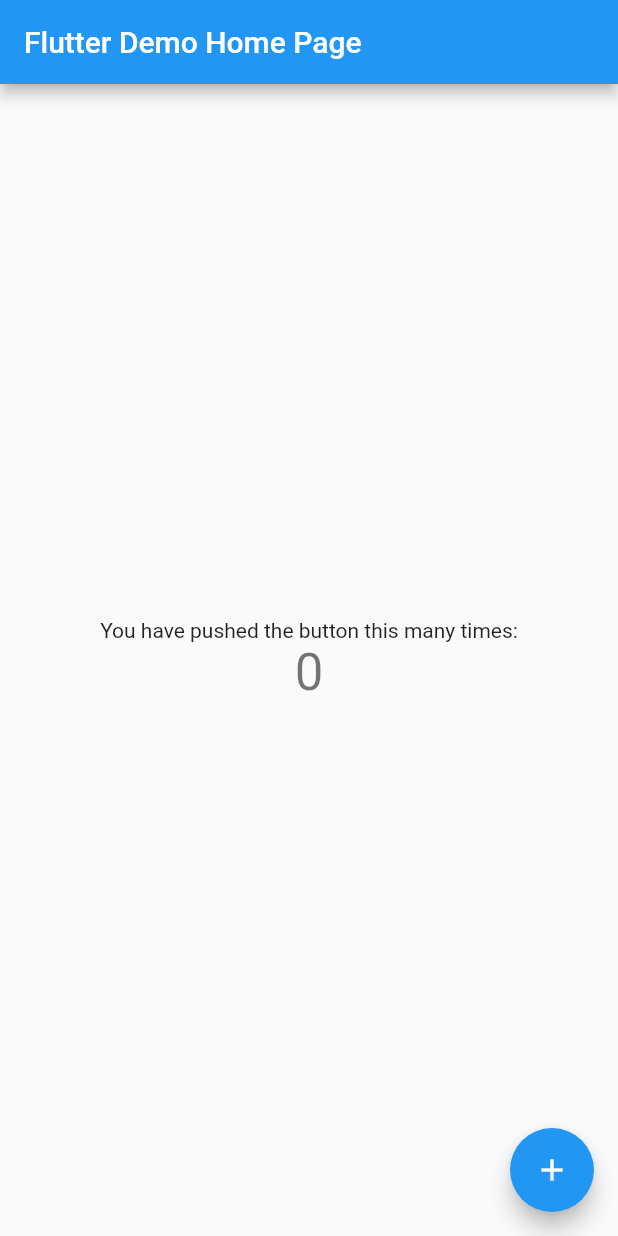
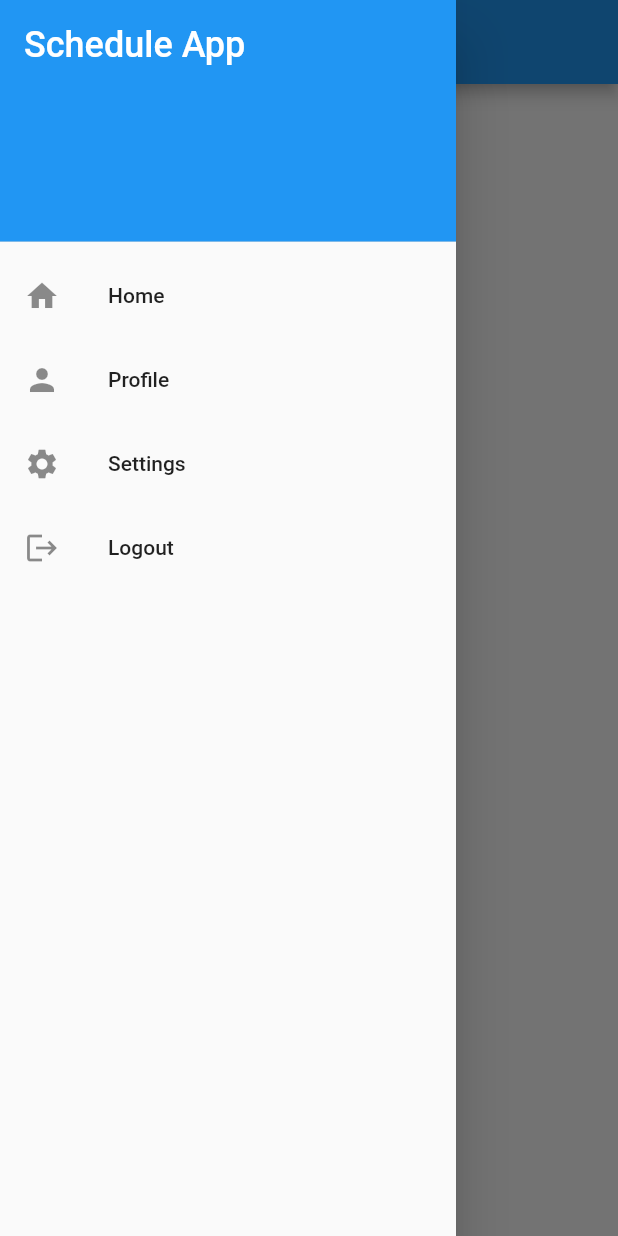
Before and after one commit to dauleduc2/schedule-app-fe, a Flutter app: the screen it shows after launch, with the side drawer open (before the commit the screen has no drawer), on a phone screen of 412 x 824 dp. Run offline on Flutter 3.47's test engine with Material 2 defaults, Android fonts, the phone set to English and light mode, and no system bars.

Commit message:
add - drawer

```diff
--- /dev/null
+++ b/lib/core/constants/UI.dart
@@ -0,0 +1,13 @@
+import 'package:flutter/material.dart';
+
+List<Map<String, dynamic>> drawer_user_selections = [
+  {'text': 'Home', 'icon': Icons.home},
+  {'text': 'Profile', 'icon': Icons.person},
+  {'text': 'Settings', 'icon': Icons.settings},
+  {'text': 'Logout', 'icon': Icons.logout},
+];
+List<Map<String, dynamic>> drawer_guess_selections = [
+  {'text': 'Home', 'icon': Icons.home},
+  {'text': 'Settings', 'icon': Icons.settings},
+  {'text': 'Login', 'icon': Icons.login},
+];
--- /dev/null
+++ b/lib/core/model/image.dart
@@ -0,0 +1,6 @@
+class ImageUrl {
+  String id;
+  String url;
+
+  ImageUrl({required this.id, required this.url});
+}
--- /dev/null
+++ b/lib/core/model/user.dart
@@ -0,0 +1,14 @@
+class User {
+  String id;
+  String name;
+  String username;
+  String password;
+  String email;
+
+  User(
+      {required this.id,
+      required this.name,
+      required this.username,
+      required this.password,
+      required this.email});
+}
--- /dev/null
+++ b/lib/core/providers/user.provider.dart
@@ -0,0 +1,14 @@
+import 'package:flutter/cupertino.dart';
+import 'package:schedule_app_fe/core/model/user.dart';
+
+final defaultUser = User(
+    email: 'dauleduc2@gmail.com',
+    id: '1',
+    name: 'Duc Dauuu',
+    password: '111',
+    username: 'dauleduc2');
+
+class UserProvider extends ChangeNotifier {
+  User _currentUser = defaultUser;
+  bool isLogin = true;
+}
--- a/lib/main.dart
+++ b/lib/main.dart
@@ -1,8 +1,24 @@
-import 'package:flutter/material.dart';
+import 'package:flutter/material.dart'
+    show
+        AppBar,
+        BuildContext,
+        Colors,
+        MaterialApp,
+        Scaffold,
+        StatelessWidget,
+        Text,
+        ThemeData,
+        Widget,
+        ElevatedButton,
+        Navigator,
+        runApp;
+import 'package:provider/provider.dart'
+    show ChangeNotifierProvider, MultiProvider, Consumer;
+import 'package:schedule_app_fe/core/providers/user.provider.dart'
+    show UserProvider;
+import 'package:schedule_app_fe/widgets/drawer/index.dart' show CDrawer;
 
-void main() {
-  runApp(const MyApp());
-}
+void main() => runApp(const MyApp());
 
 class MyApp extends StatelessWidget {
   const MyApp({super.key});
@@ -10,106 +26,30 @@
   // This widget is the root of your application.
   @override
   Widget build(BuildContext context) {
-    return MaterialApp(
-      title: 'Flutter Demo',
-      theme: ThemeData(
-        // This is the theme of your application.
-        //
-        // Try running your application with "flutter run". You'll see the
-        // application has a blue toolbar. Then, without quitting the app, try
-        // changing the primarySwatch below to Colors.green and then invoke
-        // "hot reload" (press "r" in the console where you ran "flutter run",
-        // or simply save your changes to "hot reload" in a Flutter IDE).
-        // Notice that the counter didn't reset back to zero; the application
-        // is not restarted.
-        primarySwatch: Colors.blue,
-      ),
-      home: const MyHomePage(title: 'Flutter Demo Home Page'),
-    );
+    return MultiProvider(
+        providers: [ChangeNotifierProvider(create: (ctx) => UserProvider())],
+        child: MaterialApp(
+          title: 'Flutter Demo',
+          theme: ThemeData(
+            primarySwatch: Colors.blue,
+          ),
+          home: Consumer<UserProvider>(
+            builder: (context, value, child) => Scaffold(
+                appBar: AppBar(
+                    title: const Text('Schedule App'), actions: const []),
+                drawer: const CDrawer(),
+                body: value.isLogin
+                    ? ElevatedButton(
+                        onPressed: () {
+                          Navigator.pushNamed(context, '/test');
+                        },
+                        child: Text('Logged'))
+                    : const Text('Not login yet')),
+          ),
+          routes: {
+            '/test': (context) => const Text('route /'),
+            '/login': (context) => const Text('route /login')
+          },
+        ));
   }
 }
-
-class MyHomePage extends StatefulWidget {
-  const MyHomePage({super.key, required this.title});
-
-  // This widget is the home page of your application. It is stateful, meaning
-  // that it has a State object (defined below) that contains fields that affect
-  // how it looks.
-
-  // This class is the configuration for the state. It holds the values (in this
-  // case the title) provided by the parent (in this case the App widget) and
-  // used by the build method of the State. Fields in a Widget subclass are
-  // always marked "final".
-
-  final String title;
-
-  @override
-  State<MyHomePage> createState() => _MyHomePageState();
-}
-
-class _MyHomePageState extends State<MyHomePage> {
-  int _counter = 0;
-
-  void _incrementCounter() {
-    setState(() {
-      // This call to setState tells the Flutter framework that something has
-      // changed in this State, which causes it to rerun the build method below
-      // so that the display can reflect the updated values. If we changed
-      // _counter without calling setState(), then the build method would not be
-      // called again, and so nothing would appear to happen.
-      _counter++;
-    });
-  }
-
-  @override
-  Widget build(BuildContext context) {
-    // This method is rerun every time setState is called, for instance as done
-    // by the _incrementCounter method above.
-    //
-    // The Flutter framework has been optimized to make rerunning build methods
-    // fast, so that you can just rebuild anything that needs updating rather
-    // than having to individually change instances of widgets.
-    return Scaffold(
-      appBar: AppBar(
-        // Here we take the value from the MyHomePage object that was created by
-        // the App.build method, and use it to set our appbar title.
-        title: Text(widget.title),
-      ),
-      body: Center(
-        // Center is a layout widget. It takes a single child and positions it
-        // in the middle of the parent.
-        child: Column(
-          // Column is also a layout widget. It takes a list of children and
-          // arranges them vertically. By default, it sizes itself to fit its
-          // children horizontally, and tries to be as tall as its parent.
-          //
-          // Invoke "debug painting" (press "p" in the console, choose the
-          // "Toggle Debug Paint" action from the Flutter Inspector in Android
-          // Studio, or the "Toggle Debug Paint" command in Visual Studio Code)
-          // to see the wireframe for each widget.
-          //
-          // Column has various properties to control how it sizes itself and
-          // how it positions its children. Here we use mainAxisAlignment to
-          // center the children vertically; the main axis here is the vertical
-          // axis because Columns are vertical (the cross axis would be
-          // horizontal).
-          mainAxisAlignment: MainAxisAlignment.center,
-          children: <Widget>[
-            const Text(
-              'You have pushed the button this many times:',
-            ),
-            Text(
-              '$_counter',
-              style: Theme.of(context).textTheme.headline4,
-            ),
-          ],
-        ),
-      ),
-      floatingActionButton: FloatingActionButton(
-        onPressed: _incrementCounter,
-        tooltip: 'Increment',
-        child: const Icon(Icons.add),
-      ), // This trailing comma makes auto-formatting nicer for build methods.
-    );
-  }
-}
--- /dev/null
+++ b/lib/widgets/drawer/index.dart
@@ -0,0 +1,38 @@
+import 'package:flutter/material.dart';
+import 'package:provider/provider.dart' show Consumer;
+import 'package:schedule_app_fe/core/constants/UI.dart';
+import 'package:schedule_app_fe/core/providers/user.provider.dart';
+
+class CDrawer extends StatelessWidget {
+  const CDrawer({super.key});
+
+  @override
+  Widget build(BuildContext context) {
+    return Consumer<UserProvider>(
+      builder: (context, value, child) => Drawer(
+        child: ListView(
+          padding: EdgeInsets.zero,
+          children: [
+            DrawerHeader(
+              decoration: BoxDecoration(
+                color: Theme.of(context).primaryColor,
+              ),
+              child: const Text('Schedule App',
+                  style: TextStyle(color: Colors.white, fontSize: 24)),
+            ),
+            ...(value.isLogin
+                    ? drawer_user_selections
+                    : drawer_guess_selections)
+                .map((selection) {
+              return ListTile(
+                title: Text(selection['text']),
+                leading: Icon(selection['icon']),
+                onTap: () {},
+              );
+            }).toList(),
+          ],
+        ),
+      ),
+    );
+  }
+}
--- a/pubspec.yaml
+++ b/pubspec.yaml
@@ -36,6 +36,7 @@
   # The following adds the Cupertino Icons font to your application.
   # Use with the CupertinoIcons class for iOS style icons.
   cupertino_icons: ^1.0.2
+  provider: ^6.0.3
 
 dev_dependencies:
   flutter_test:
```
Also changed, not shown: lib/core/model/task.dart (added, +26 -0 lines), pubspec.lock.
